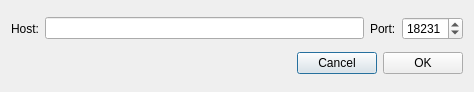
First picture: the form in src/gui/ui/newnodedialog.ui, repository ParsiCoin/parsipay, before the edit.
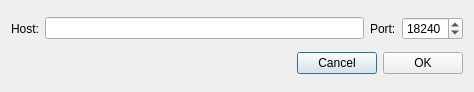
Second picture: the form after the edit.

Diff of the .ui file:
```diff
--- a/src/gui/ui/newnodedialog.ui
+++ b/src/gui/ui/newnodedialog.ui
@@ -45,7 +45,7 @@
         <number>65535</number>
        </property>
        <property name="value">
-        <number>18231</number>
+        <number>18240</number>
        </property>
       </widget>
      </item>
```
